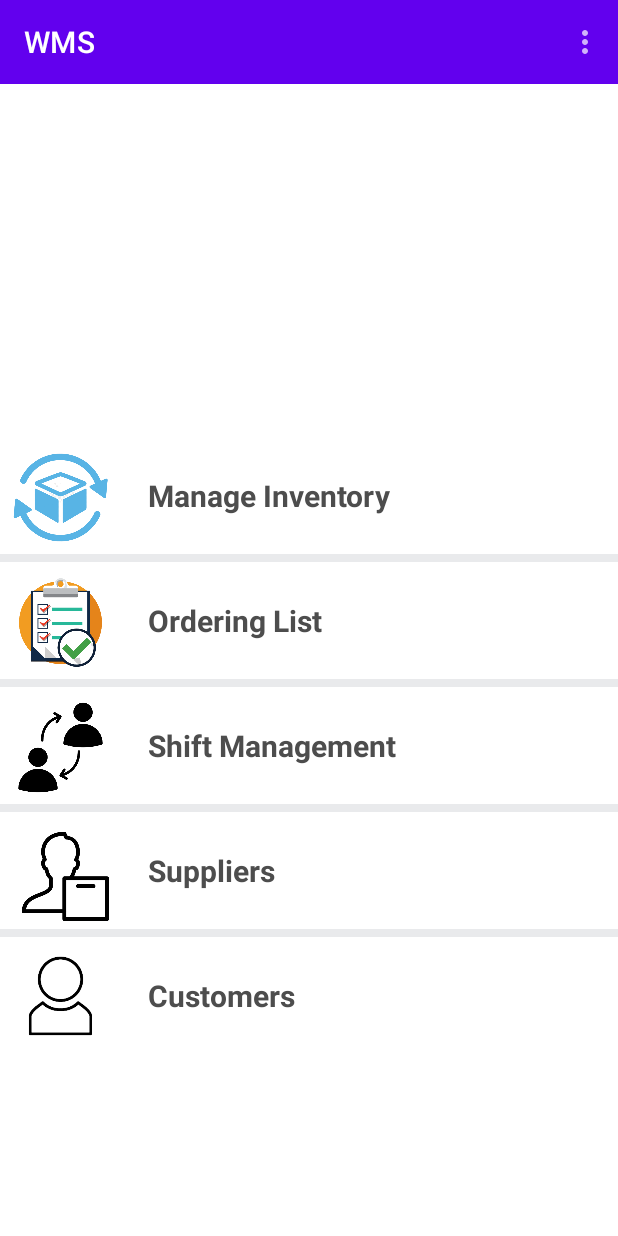
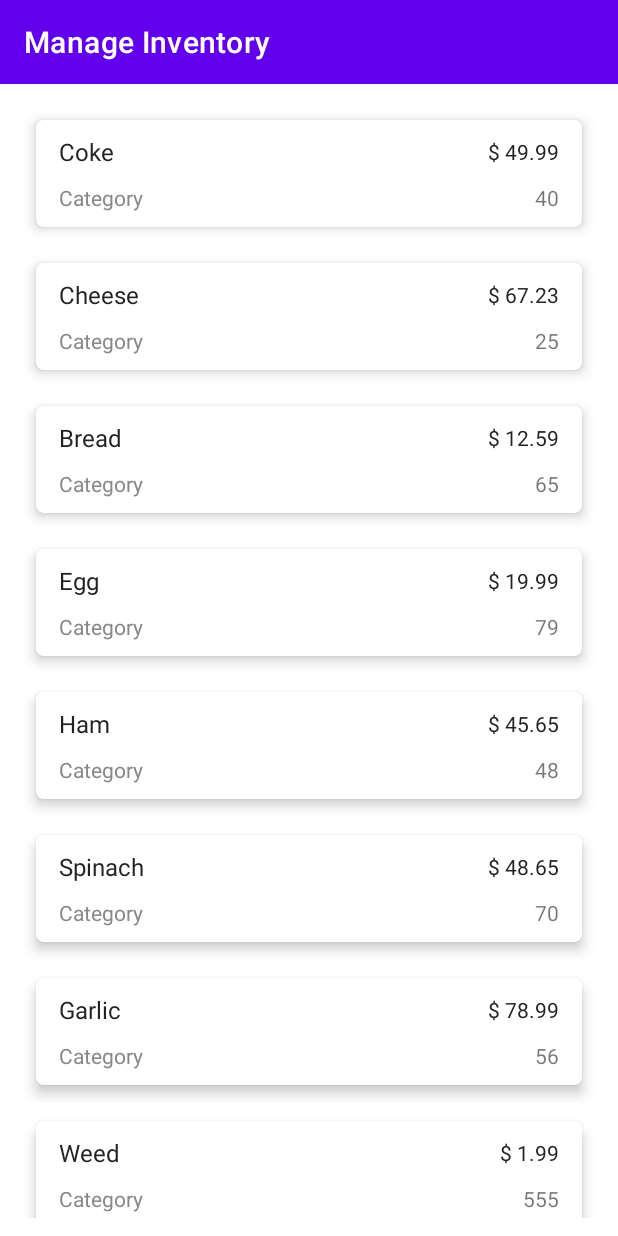
Before and after one commit to LBCesar/WarehouseManagmentSystem, an Android app: the EmployeeMenu screen opened directly, with no data from a screen before it, after a tap on "Manage Inventory", on a phone screen of 412 x 824 dp. Run offline under Robolectric (Android 15) with nearby library versions, the light colour scheme and no system bars.

Commit message:
ManageInventory, Supplier & Customer List added
Signed-off-by: ShoRaz~ <shorajmanandhar@hotmail.com>

```diff
--- a/app/src/main/java/com/example/warehousemanagmentsystem491b/Employee/EmployeeMenu.java
+++ b/app/src/main/java/com/example/warehousemanagmentsystem491b/Employee/EmployeeMenu.java
@@ -14,6 +14,7 @@ import androidx.annotation.NonNull;
 import androidx.appcompat.app.AppCompatActivity;
 import androidx.appcompat.widget.Toolbar;
 
+import com.example.warehousemanagmentsystem491b.Inventory.ManageInventory;
 import com.example.warehousemanagmentsystem491b.Orderlist.OrderList;
 import com.example.warehousemanagmentsystem491b.Profile.Profile;
 import com.example.warehousemanagmentsystem491b.R;
@@ -32,7 +33,7 @@ public class EmployeeMenu extends AppCompatActivity {
             "Customers"
     };
 
-    private int[] employeeMenuImage = {
+    private final int[] employeeMenuImage = {
             R.drawable.employee_mainmenu_manage_inventory,
             R.drawable.employee_mainmenu_orderlist,
             R.drawable.employee_mainmenu_shift_management,
@@ -58,17 +59,24 @@ public class EmployeeMenu extends AppCompatActivity {
             public void onItemClick(AdapterView<?> adapterView, View view, int i, long l) {
 
                 if (i == 0) {           // Manage Inventory
-                    displayToast("Manage Inventory Clicked!");
+                    Intent startManageInventory = new Intent(EmployeeMenu.this, ManageInventory.class);
+                    startActivity(startManageInventory);
+
                 } else if (i == 1) {   // Order List
                     Intent startOrderList = new Intent(EmployeeMenu.this, OrderList.class);
                     startActivity(startOrderList);
+
                 } else if (i == 2) {   // Shift Management
                     displayToast("Shift Management Clicked! ");
+
                 } else if (i == 3) {   // Suppliers
                     Intent startAddSupplier = new Intent(EmployeeMenu.this, add_supplier.class);
                     startActivity(startAddSupplier);
+
                 } else if (i == 4) {   // Customers
-                    displayToast("Customers Clicked! ");
+                    Intent startCustomer = new Intent(EmployeeMenu.this, DisplayCustomer.class);
+                    startActivity(startCustomer);
+
                 }
             }
         });
--- /dev/null
+++ b/app/src/main/java/com/example/warehousemanagmentsystem491b/Inventory/InventoryAdapter.java
@@ -0,0 +1,64 @@
+package com.example.warehousemanagmentsystem491b.Inventory;
+
+import android.view.LayoutInflater;
+import android.view.View;
+import android.view.ViewGroup;
+import android.widget.TextView;
+import android.widget.Toast;
+
+import androidx.annotation.NonNull;
+import androidx.recyclerview.widget.RecyclerView;
+
+import com.example.warehousemanagmentsystem491b.Item;
+import com.example.warehousemanagmentsystem491b.R;
+
+import java.util.List;
+
+public class InventoryAdapter extends RecyclerView.Adapter<InventoryAdapter.ViewHolder> {
+
+    private List<Item> items;
+
+    public InventoryAdapter(List<Item> items) {
+        this.items = items;
+    }
+
+    @Override
+    public InventoryAdapter.ViewHolder onCreateViewHolder(ViewGroup parent, int viewType) {
+        View view = LayoutInflater.from(parent.getContext()).inflate(R.layout.list_manage_inventory, parent, false);
+        return new ViewHolder(view);
+    }
+
+    @Override
+    public void onBindViewHolder(@NonNull InventoryAdapter.ViewHolder holder, int position) {
+        Item item = items.get(position);
+        holder.itemName.setText(item.getName());
+        holder.itemQuantity.setText(String.valueOf(item.getQuantity()));
+        holder.itemPrice.setText("$ " + item.getPrice());
+    }
+
+    @Override
+    public int getItemCount() {
+        return items.size();
+    }
+
+    public class ViewHolder extends RecyclerView.ViewHolder implements View.OnClickListener {
+
+        private TextView itemName;
+        private TextView itemQuantity;
+        private TextView itemPrice;
+
+        public ViewHolder(@NonNull View itemView) {
+            super(itemView);
+            itemView.setOnClickListener(this);
+            itemName = itemView.findViewById(R.id.manageInventory_itemName);
+            itemQuantity = itemView.findViewById(R.id.manageInventory_itemQuantity);
+            itemPrice = itemView.findViewById(R.id.manageInventory_itemPrice);
+        }
+
+        @Override
+        public void onClick(View view) {
+            Toast.makeText(view.getContext(), "Item: " + this.itemName.getText(), Toast.LENGTH_SHORT).show();
+        }
+    }
+
+}
--- /dev/null
+++ b/app/src/main/java/com/example/warehousemanagmentsystem491b/Inventory/ManageInventory.java
@@ -0,0 +1,63 @@
+package com.example.warehousemanagmentsystem491b.Inventory;
+
+import android.os.Bundle;
+import android.widget.Toast;
+
+import androidx.appcompat.app.AppCompatActivity;
+import androidx.recyclerview.widget.LinearLayoutManager;
+import androidx.recyclerview.widget.RecyclerView;
+
+import com.example.warehousemanagmentsystem491b.Item;
+import com.example.warehousemanagmentsystem491b.R;
+
+import java.util.ArrayList;
+import java.util.List;
+
+public class ManageInventory extends AppCompatActivity {
+
+    private List<Item> inventoryList;
+    private RecyclerView recyclerView;
+    private InventoryAdapter mAdapter;
+
+    @Override
+    protected void onCreate(Bundle savedInstanceState) {
+        super.onCreate(savedInstanceState);
+        setContentView(R.layout.activity_manage_inventory);
+
+        inventoryList = new ArrayList<>();
+        initializeList();
+        inventoryList.add(new Item(101, "Coke", "Coke", 49.99, 40));
+
+        recyclerView = findViewById(R.id.manageInventory_recyclerView); // rv_itemDisplay
+        recyclerView.setLayoutManager(new LinearLayoutManager(this));
+        mAdapter = new InventoryAdapter(inventoryList);
+        recyclerView.setAdapter(mAdapter);
+
+    }
+
+    public void initializeList() {
+        inventoryList.add(new Item(101, "Coke", "Coke", 49.99, 40));
+        inventoryList.add(new Item(102, "Cheese", "Coke", 67.23, 25));
+        inventoryList.add(new Item(103, "Bread", "Coke", 12.59, 65));
+        inventoryList.add(new Item(104, "Egg", "Coke", 19.99, 79));
+        inventoryList.add(new Item(105, "Ham", "Coke", 45.65, 48));
+        inventoryList.add(new Item(106, "Spinach", "Coke", 48.65, 70));
+        inventoryList.add(new Item(107, "Garlic", "Coke", 78.99, 56));
+        inventoryList.add(new Item(108, "Weed", "Coke", 1.99, 555));
+        inventoryList.add(new Item(109, "Raspberry", "Coke", 98.49, 5));
+        inventoryList.add(new Item(110, "Apple", "Coke", 150.46, 1));
+    }
+
+
+    /**
+     * Displays a Toast with the message.
+     *
+     * @param message Message to display
+     */
+    public void displayToast(String message) {
+        Toast.makeText(getApplicationContext(), message,
+                Toast.LENGTH_SHORT).show();
+    }
+
+
+}
--- /dev/null
+++ b/app/src/main/res/layout/activity_manage_inventory.xml
@@ -0,0 +1,31 @@
+<?xml version="1.0" encoding="utf-8"?>
+<RelativeLayout xmlns:android="http://schemas.android.com/apk/res/android"
+    xmlns:app="http://schemas.android.com/apk/res-auto"
+    xmlns:tools="http://schemas.android.com/tools"
+    android:layout_width="match_parent"
+    android:layout_height="match_parent"
+    tools:context=".Inventory.ManageInventory">
+
+    <com.google.android.material.appbar.AppBarLayout
+        android:id="@+id/manageInventory_appbar_layout"
+        android:layout_width="match_parent"
+        android:layout_height="wrap_content"
+        android:theme="@style/ThemeOverlay.AppCompat.Dark"
+        app:liftOnScroll="true">
+
+        <androidx.appcompat.widget.Toolbar
+            android:id="@+id/manageInventory_toolbar"
+            android:layout_width="match_parent"
+            android:layout_height="?attr/actionBarSize"
+            app:title="Manage Inventory" />
+
+    </com.google.android.material.appbar.AppBarLayout>
+
+    <androidx.recyclerview.widget.RecyclerView
+        android:id="@+id/manageInventory_recyclerView"
+        android:layout_width="match_parent"
+        android:layout_height="wrap_content"
+        android:layout_below="@+id/manageInventory_appbar_layout"
+        android:layout_margin="12dp" />
+
+</RelativeLayout>
--- /dev/null
+++ b/app/src/main/res/layout/list_manage_inventory.xml
@@ -0,0 +1,73 @@
+<?xml version="1.0" encoding="utf-8"?>
+<FrameLayout xmlns:android="http://schemas.android.com/apk/res/android"
+    xmlns:app="http://schemas.android.com/apk/res-auto"
+    xmlns:tools="http://schemas.android.com/tools"
+    android:layout_width="match_parent"
+    android:layout_height="wrap_content"
+    tools:context=".Inventory.ManageInventory">
+
+    <androidx.cardview.widget.CardView
+        android:layout_width="match_parent"
+        android:layout_height="wrap_content"
+        android:layout_margin="12dp"
+        app:cardCornerRadius="5dp"
+        app:cardElevation="5dp">
+
+        <LinearLayout
+            android:layout_width="match_parent"
+            android:layout_height="wrap_content"
+            android:layout_margin="10dp"
+            android:orientation="vertical"
+            android:paddingLeft="5dp"
+            android:paddingRight="5dp">
+
+            <RelativeLayout
+                android:layout_width="match_parent"
+                android:layout_height="wrap_content">
+
+                <TextView
+                    android:id="@+id/manageInventory_itemName"
+                    android:layout_width="wrap_content"
+                    android:layout_height="wrap_content"
+                    android:text="Item Name"
+                    android:textColor="#222"
+                    android:textSize="16sp" />
+
+                <TextView
+                    android:id="@+id/manageInventory_itemPrice"
+                    android:layout_width="wrap_content"
+                    android:layout_height="wrap_content"
+                    android:layout_alignParentEnd="true"
+                    android:layout_centerVertical="true"
+                    android:text="Price"
+                    android:textColor="#222" />
+
+            </RelativeLayout>
+
+            <FrameLayout
+                android:layout_width="match_parent"
+                android:layout_height="wrap_content"
+                android:layout_marginTop="10dp">
+
+                <TextView
+                    android:layout_width="match_parent"
+                    android:layout_height="wrap_content"
+                    android:lineSpacingExtra="6dp"
+                    android:text="Category"
+                    android:textColor="#888"
+                    android:textSize="14sp" />
+
+                <TextView
+                    android:id="@+id/manageInventory_itemQuantity"
+                    android:layout_width="wrap_content"
+                    android:layout_height="wrap_content"
+                    android:layout_gravity="right|center_vertical"
+                    android:text="Quantity" />
+
+            </FrameLayout>
+
+        </LinearLayout>
+
+    </androidx.cardview.widget.CardView>
+
+</FrameLayout>
```
Also changed, not shown: app/src/main/AndroidManifest.xml (+12 -8 lines), app/src/main/java/com/example/warehousemanagmentsystem491b/Employee/DisplayCustomer.java (added, +47 -0 lines), app/src/main/java/com/example/warehousemanagmentsystem491b/Orderlist/ItemAdapter.java (+1 -6 lines), app/src/main/java/com/example/warehousemanagmentsystem491b/Orderlist/OrderList.java (+0 -11 lines), app/src/main/res/layout/activity_display_customer.xml (added, +31 -0 lines).
